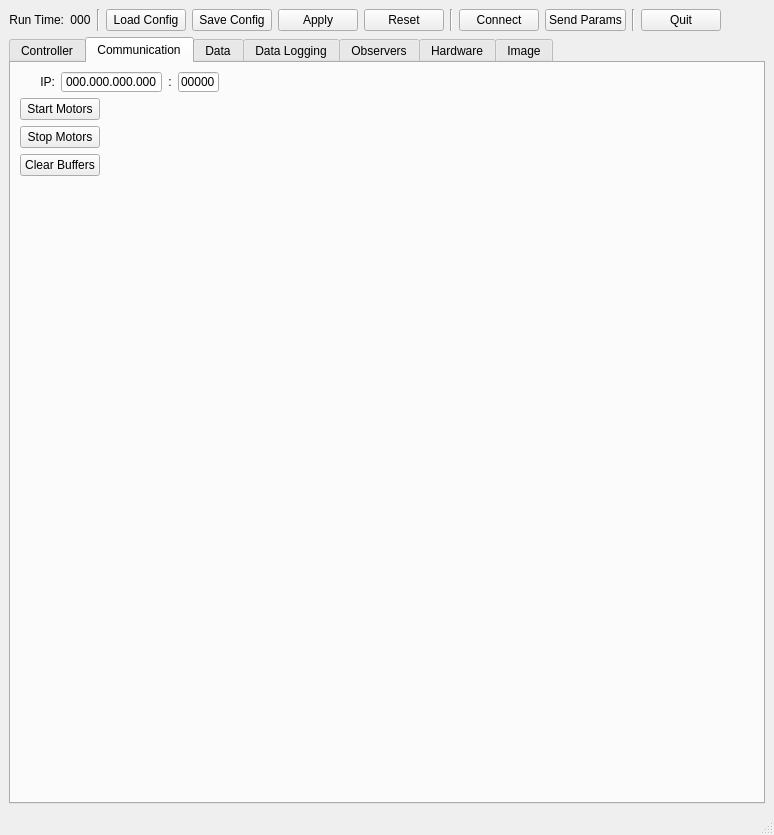
Qt form Leash/src/Leash.ui (ryan0270/quadrover) before a commit.
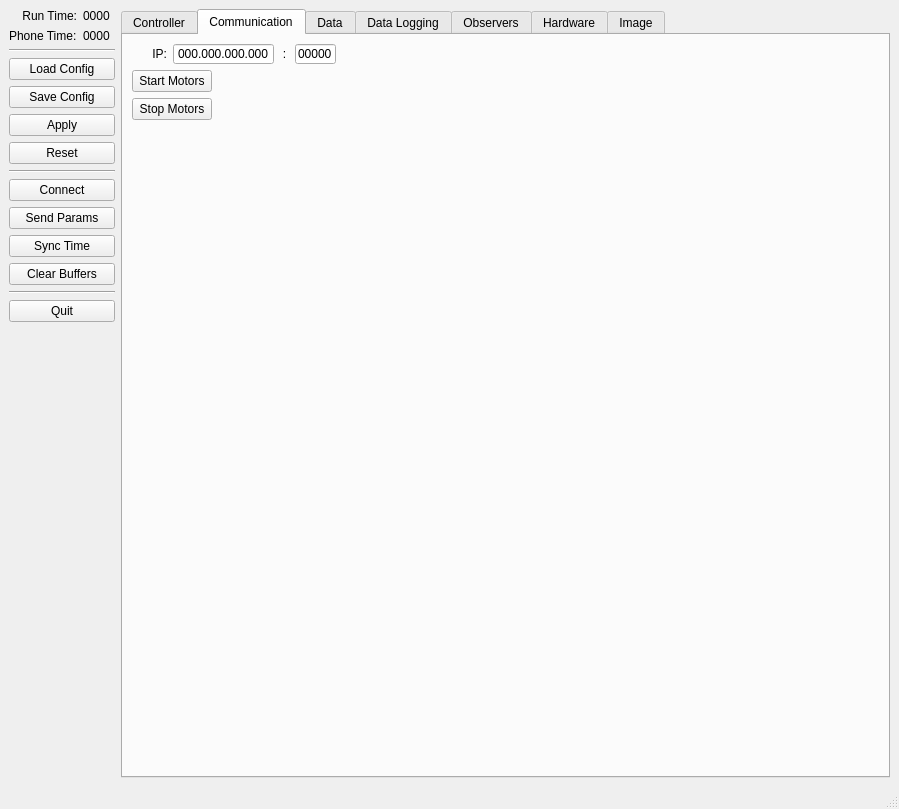
The same form after that commit. The open tabs and pages were chosen to show the change.

The edit to the form file:
```diff
--- a/Leash/src/Leash.ui
+++ b/Leash/src/Leash.ui
@@ -6,8 +6,8 @@
    <rect>
     <x>0</x>
     <y>0</y>
-    <width>774</width>
-    <height>835</height>
+    <width>899</width>
+    <height>809</height>
    </rect>
   </property>
   <property name="sizePolicy">
@@ -26,7 +26,14 @@
    <locale language="English" country="UnitedStates"/>
   </property>
   <widget class="QWidget" name="centralwidget">
-   <layout class="QGridLayout" name="gridLayout_13">
+   <layout class="QGridLayout" name="gridLayout_7">
+    <item row="0" column="0">
+     <layout class="QVBoxLayout" name="verticalLayout">
+      <item>
+       <layout class="QFormLayout" name="formLayout_2">
+        <property name="labelAlignment">
+         <set>Qt::AlignRight|Qt::AlignTrailing|Qt::AlignVCenter</set>
+        </property>
     <item row="0" column="0">
      <widget class="QLabel" name="label_2">
       <property name="sizePolicy">
@@ -51,98 +58,142 @@
         <verstretch>0</verstretch>
        </sizepolicy>
       </property>
+          <property name="minimumSize">
+           <size>
+            <width>32</width>
+            <height>14</height>
+           </size>
+          </property>
       <property name="text">
-       <string>000</string>
+           <string>0000</string>
       </property>
       <property name="alignment">
-       <set>Qt::AlignCenter</set>
+           <set>Qt::AlignLeading|Qt::AlignLeft|Qt::AlignVCenter</set>
       </property>
      </widget>
     </item>
-    <item row="0" column="2">
+        <item row="1" column="0">
+         <widget class="QLabel" name="label_4">
+          <property name="text">
+           <string>Phone Time:</string>
+          </property>
+         </widget>
+        </item>
+        <item row="1" column="1">
+         <widget class="QLabel" name="lblHostTime">
+          <property name="minimumSize">
+           <size>
+            <width>32</width>
+            <height>14</height>
+           </size>
+          </property>
+          <property name="text">
+           <string>0000</string>
+          </property>
+         </widget>
+        </item>
+       </layout>
+      </item>
+      <item>
      <widget class="Line" name="line_5">
       <property name="orientation">
-       <enum>Qt::Vertical</enum>
+         <enum>Qt::Horizontal</enum>
       </property>
      </widget>
     </item>
-    <item row="0" column="3">
+      <item>
      <widget class="QPushButton" name="btnLoadConfig">
       <property name="text">
        <string>Load Config</string>
       </property>
      </widget>
     </item>
-    <item row="0" column="4">
+      <item>
      <widget class="QPushButton" name="btnSaveConfig">
       <property name="text">
        <string>Save Config</string>
       </property>
      </widget>
     </item>
-    <item row="0" column="5">
+      <item>
      <widget class="QPushButton" name="btnApply">
       <property name="text">
        <string>Apply</string>
       </property>
      </widget>
     </item>
-    <item row="0" column="6">
+      <item>
      <widget class="QPushButton" name="btnResetConfig">
       <property name="text">
        <string>Reset</string>
       </property>
      </widget>
     </item>
-    <item row="0" column="7">
+      <item>
      <widget class="Line" name="line">
       <property name="orientation">
-       <enum>Qt::Vertical</enum>
+         <enum>Qt::Horizontal</enum>
       </property>
      </widget>
     </item>
-    <item row="0" column="8">
+      <item>
      <widget class="QPushButton" name="btnConnect">
       <property name="text">
        <string>Connect</string>
       </property>
      </widget>
     </item>
-    <item row="0" column="9">
+      <item>
      <widget class="QPushButton" name="btnSendParams">
       <property name="text">
        <string>Send Params</string>
       </property>
      </widget>
     </item>
-    <item row="0" column="10">
+      <item>
+       <widget class="QPushButton" name="btnSyncTime">
+        <property name="text">
+         <string>Sync Time</string>
+        </property>
+       </widget>
+      </item>
+      <item>
+       <widget class="QPushButton" name="btnClearBuffers">
+        <property name="text">
+         <string>Clear Buffers</string>
+        </property>
+       </widget>
+      </item>
+      <item>
      <widget class="Line" name="line_4">
       <property name="orientation">
-       <enum>Qt::Vertical</enum>
+         <enum>Qt::Horizontal</enum>
       </property>
      </widget>
     </item>
-    <item row="0" column="11">
+      <item>
      <widget class="QPushButton" name="btnQuit">
       <property name="text">
        <string>Quit</string>
       </property>
      </widget>
     </item>
-    <item row="0" column="12">
-     <spacer name="horizontalSpacer_5">
+     </layout>
+    </item>
+    <item row="1" column="0">
+     <spacer name="verticalSpacer_11">
       <property name="orientation">
-       <enum>Qt::Horizontal</enum>
+       <enum>Qt::Vertical</enum>
       </property>
       <property name="sizeHint" stdset="0">
        <size>
-        <width>30</width>
-        <height>20</height>
+        <width>20</width>
+        <height>409</height>
        </size>
       </property>
      </spacer>
     </item>
-    <item row="1" column="0" colspan="13">
+    <item row="0" column="1" rowspan="2">
      <widget class="QTabWidget" name="tabWidget">
       <property name="currentIndex">
        <number>2</number>
@@ -645,13 +696,6 @@
           </property>
          </spacer>
         </item>
-        <item row="3" column="0">
-         <widget class="QPushButton" name="btnClearBuffers">
-          <property name="text">
-           <string>Clear Buffers</string>
-          </property>
-         </widget>
-        </item>
         <item row="4" column="0">
          <spacer name="verticalSpacer_2">
           <property name="orientation">
```
Left out of the diff: 58 changed lines with no effect on the pictures. Lines whose indentation alone changed are shown as unchanged.
